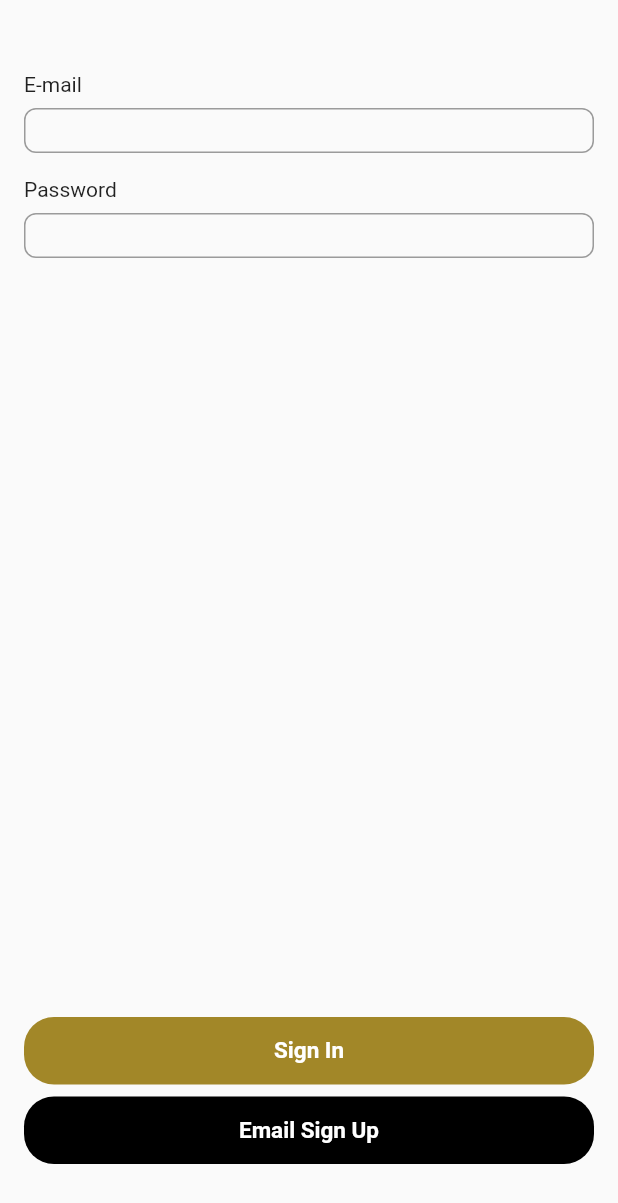
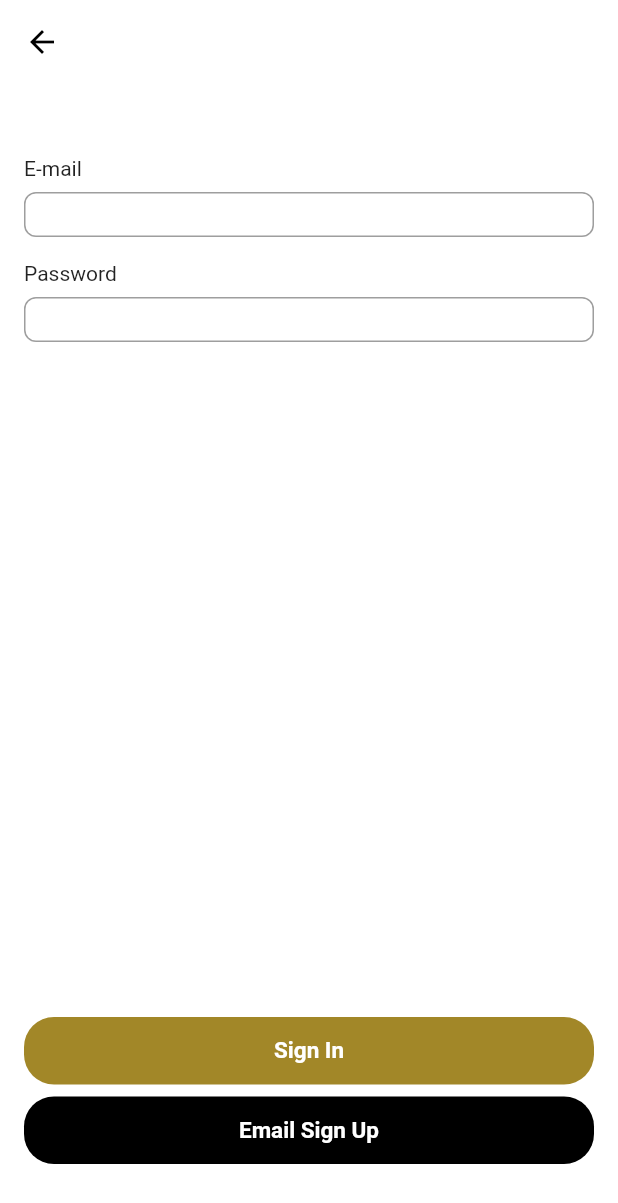
Before and after one commit to scramblerWoozu/woozu, a Flutter app: the screen it shows after launch, after a tap on "Login With Email", on a phone screen of 412 x 824 dp. Shown: the top 1203 px of the screen. Run offline on Flutter 3.47's test engine with Material 2 defaults, Android fonts, the phone set to English and light mode, and no system bars; our stand-ins replace cached_network_image, cloud_firestore, firebase_auth, firebase_core, flutter_native_splash, google_sign_in and 1 more; missing offline and left inert: flutter_inappwebview; accounts and stored records are empty.

Commit message:
ios complete

```diff
--- /dev/null
+++ b/lib/components/authentication/email_sign_in_button.dart
@@ -0,0 +1,42 @@
+import 'package:flutter/material.dart';
+import 'package:woozu/const/color_const.dart';
+import 'package:woozu/pages/authentication/sign_in_with_email.dart';
+
+class EmailSignInButton extends StatelessWidget {
+  const EmailSignInButton({
+    Key? key,
+  }) : super(key: key);
+
+  @override
+  Widget build(BuildContext context) {
+    return GestureDetector(
+      onTap: () {
+        Navigator.push(
+          context,
+          MaterialPageRoute(builder: (context) => SignInWithEmail()),
+        );
+      },
+      child: Container(
+        width: double.infinity,
+        height: 50,
+        decoration: BoxDecoration(
+            color: white, borderRadius: BorderRadius.circular(20)),
+        child: Padding(
+          padding: const EdgeInsets.fromLTRB(16, 8, 16, 8),
+          child: Row(
+            children: [
+              Icon(Icons.email),
+              Spacer(),
+              Text(
+                'Login With Email',
+                style: TextStyle(fontWeight: FontWeight.bold, fontSize: 15),
+              ),
+              Spacer(),
+              SizedBox(width: 20),
+            ],
+          ),
+        ),
+      ),
+    );
+  }
+}
--- a/lib/components/authentication/text_area.dart
+++ b/lib/components/authentication/text_area.dart
@@ -1,11 +1,12 @@
 import 'package:flutter/material.dart';
 
 class TextArea extends StatelessWidget {
-  const TextArea(
+ const TextArea(
       {Key? key,
       required TextEditingController controller,
       required this.icon,
-      required this.isObscure})
+      required this.isObscure,
+})
       : _controller = controller,
         super(key: key);
 
@@ -13,6 +14,7 @@ class TextArea extends StatelessWidget {
 
   final String icon;
   final bool isObscure;
+
 
   @override
   Widget build(BuildContext context) {
--- a/lib/pages/authentication/sign_in.dart
+++ b/lib/pages/authentication/sign_in.dart
@@ -1,8 +1,8 @@
 import 'package:flutter/material.dart';
+import 'package:woozu/components/authentication/email_sign_in_button.dart';
 import 'package:woozu/components/authentication/google_sign_in.dart';
+import 'package:woozu/const/color_const.dart';
 
-import 'package:woozu/const/color_const.dart';
-import 'package:woozu/pages/authentication/sign_in_with_email.dart';
 
 class SignIn extends StatelessWidget {
   const SignIn({super.key});
@@ -35,7 +35,7 @@ class SignIn extends StatelessWidget {
               Spacer(),
               GoogleSignIn(),
               SizedBox(height: 16),
-              SignUpButton(),
+              EmailSignInButton(),
               SizedBox(height: 16),
             ],
           ),
@@ -44,38 +44,3 @@ class SignIn extends StatelessWidget {
     );
   }
 }
-
-class SignUpButton extends StatelessWidget {
-  const SignUpButton({
-    Key? key,
-  }) : super(key: key);
-
-  @override
-  Widget build(BuildContext context) {
-    return GestureDetector(
-      onTap: (() {
-        Navigator.push(
-          context,
-          MaterialPageRoute(builder: (context) => EmailSignIn()),
-        );
-      }),
-      child: Container(
-        decoration: BoxDecoration(
-          border: Border(
-            bottom: BorderSide(
-              color: secondary,
-              width: 2.0,
-            ),
-          ),
-        ),
-        child: Text(
-          'Login With Email',
-          style: TextStyle(
-            color: secondary,
-            fontSize: 10,
-          ),
-        ),
-      ),
-    );
-  }
-}
--- a/lib/pages/authentication/sign_in_with_email.dart
+++ b/lib/pages/authentication/sign_in_with_email.dart
@@ -4,34 +4,66 @@ import 'package:woozu/const/color_const.dart';
 import 'package:woozu/pages/authentication/sign_up.dart';
 import 'package:woozu/repository/auth_repository.dart';
 
-class EmailSignIn extends StatefulWidget {
-  const EmailSignIn({super.key});
+class SignInWithEmail extends StatefulWidget {
+  const SignInWithEmail({super.key});
 
   @override
-  State<EmailSignIn> createState() => _EmailSignInState();
+  State<SignInWithEmail> createState() => _EmailSignInState();
 }
 
-class _EmailSignInState extends State<EmailSignIn> {
+class _EmailSignInState extends State<SignInWithEmail> {
+
   final TextEditingController _emailController = TextEditingController();
   final TextEditingController _passwordController = TextEditingController();
-  final TextEditingController _passwordConfirmController =
-      TextEditingController();
-  final TextEditingController _usernameController = TextEditingController();
+
+
+  String email ='';
+  String password = '';
+
+
+  @override
+  void initState() {
+    super.initState();
+    // myController에 리스너 추가
+    _emailController.addListener(setEmail);
+    _passwordController.addListener(setPassword);
+  }
 
   @override
   void dispose() {
     _emailController.dispose();
     _passwordController.dispose();
-    _passwordConfirmController.dispose();
-    _usernameController.dispose();
     super.dispose();
   }
 
+
+  void setEmail() {
+    setState(() {
+      email = _emailController.text;
+    });
+  }
+
+  void setPassword() {
+    setState(() {
+      password = _passwordController.text;
+    });
+  }
+
+
+
+
   @override
   Widget build(BuildContext context) {
-    return SafeArea(
-      child: Scaffold(
-        body: Padding(
+
+    return Scaffold(
+      backgroundColor: white,
+       appBar: AppBar(
+        elevation: 0,
+        backgroundColor: white,
+        iconTheme: IconThemeData(color: black,),
+        ),
+      body: SafeArea(
+        child: Padding(
           padding: const EdgeInsets.fromLTRB(16, 48, 16, 48),
           child: Stack(
             children: [
@@ -48,6 +80,7 @@ class _EmailSignInState extends State<EmailSignIn> {
                           controller: _emailController,
                           icon: '',
                           isObscure: false,
+
                         ),
                       ),
                     ),
@@ -61,6 +94,7 @@ class _EmailSignInState extends State<EmailSignIn> {
                           controller: _passwordController,
                           icon: 'icon',
                           isObscure: true,
+
                         ),
                       ),
                     ),
@@ -110,7 +144,7 @@ class _EmailSignInState extends State<EmailSignIn> {
   }
 }
 
-class SignInButton extends StatelessWidget {
+class SignInButton extends StatefulWidget {
   const SignInButton({
     Key? key,
     required this.context,
@@ -123,11 +157,16 @@ class SignInButton extends StatelessWidget {
   final String password;
 
   @override
+  State<SignInButton> createState() => _SignInButtonState();
+}
+
+class _SignInButtonState extends State<SignInButton> {
+  @override
   Widget build(BuildContext context) {
     return GestureDetector(
       onTap: () {
         FocusScope.of(context).unfocus();
-        AuthRepository().signInWithEmail(context, email, password);
+        AuthRepository().signInWithEmail(context, widget.email, widget.password);
       },
       child: Container(
         width: double.infinity,
--- a/lib/pages/route_page.dart
+++ b/lib/pages/route_page.dart
@@ -31,6 +31,7 @@ class _RoutePageState extends State<RoutePage> {
           ],
         ),
         bottomNavigationBar: BottomNavigationBar(
+          elevation: 0,
           currentIndex: currentIndex, // 현재 보여주는 탭
           onTap: (newIndex) {
             setState(() {
--- a/lib/pages/user_detail_page.dart
+++ b/lib/pages/user_detail_page.dart
@@ -139,7 +139,6 @@ class UserDetailPage extends StatelessWidget {
                                   child: Text(partner['introduction']),
                                 ),
                               ),
-
                               SizedBox(height: 16),
                             ],
                           ),
--- a/lib/repository/auth_repository.dart
+++ b/lib/repository/auth_repository.dart
@@ -126,6 +126,7 @@ class AuthRepository {
         showSnackBar(context, 'user not found');
         ;
       } else if (e.code == 'wrong-password') {
+        print(e.code);
         showSnackBar(context, 'wrong password');
       }
     }
```
Also changed, not shown: lib/pages/authentication/sign_up.dart (+68 -3 lines), 2 other files.
